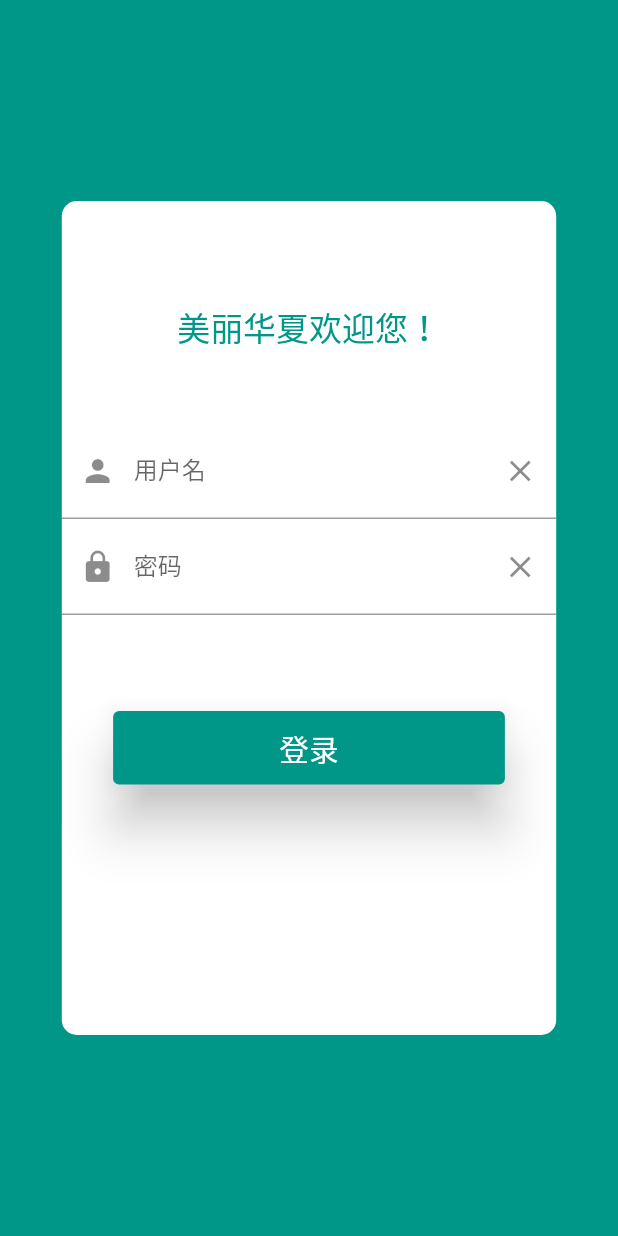
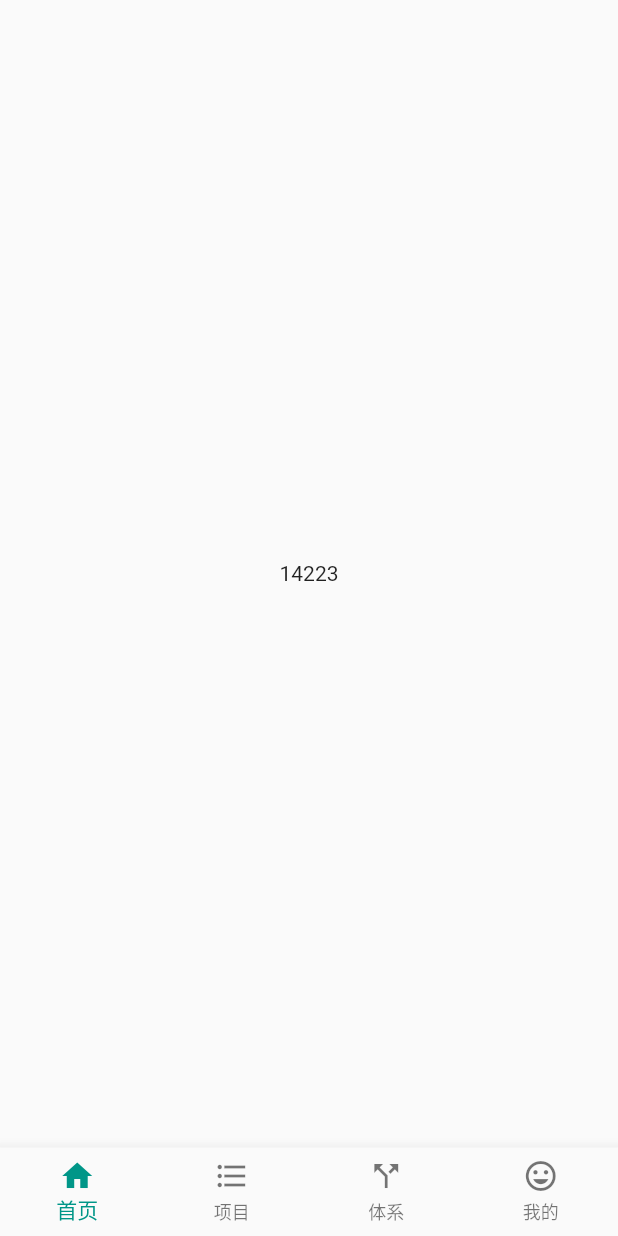
Before and after one commit to huajian123/bceet, a Flutter app: the screen it shows after launch, on a phone screen of 412 x 824 dp. Run offline on Flutter 3.47's test engine with Material 2 defaults, Android fonts, the phone set to English and light mode, and no system bars; our stand-ins replace fluro, flutter_screenutil; statements that could not run were skipped.

Commit message:
代码提交

```diff
--- a/lib/main.dart
+++ b/lib/main.dart
@@ -1,6 +1,7 @@
-import 'package:bceet/pages/login_page/login.dart';
 import 'package:flutter/material.dart';
 import 'package:fluro/fluro.dart';
+import 'pages/index_page.dart';
+import 'provide/index.dart';
 import 'routers/routes.dart';
 import 'routers/application.dart';
 
@@ -17,16 +18,18 @@ class MyApp extends StatelessWidget {
     Routes.configureRoutes(router);
     Application.router = router;
 
-    return Container(
+    return Store.init(
+        context: context,
+        child: Container(
           child: MaterialApp(
             title: "美丽华夏",
-        home: Login(),
+            home: IndexPage(),
             onGenerateRoute: Application.router.generator,
             theme: ThemeData(
               primarySwatch: Colors.teal,
             ),
           ),
-    );
+        ));
   }
 }
 
--- /dev/null
+++ b/lib/pages/index_page.dart
@@ -0,0 +1,57 @@
+import 'package:flutter/material.dart';
+import 'package:provider/provider.dart';
+import 'package:bceet/provide/current_page_index.dart';
+import 'home_page/home.dart';
+import 'organizational_page/organizational_page.dart';
+import 'project_page/project_page.dart';
+import 'user_page/user_page.dart';
+
+List<Widget> pages = <Widget>[
+  HomePage(),
+  ProjectPage(),
+  OrganizationalPage(),
+  UserPage()
+];
+
+class IndexPage extends StatelessWidget {
+  int _currentIndex = 0;
+
+  @override
+  Widget build(BuildContext context) {
+   // var provider = Provider.of<CurrentPageIndex>(context);
+
+    return Scaffold(
+        body: Center(
+          child: Text('14223'),
+        ),
+        bottomNavigationBar: BottomNavigationBar(
+          onTap: (index) {
+
+          },
+          currentIndex: 0,
+          type: BottomNavigationBarType.fixed,
+          items: <BottomNavigationBarItem>[
+            BottomNavigationBarItem(
+                icon: Icon(
+                  Icons.home,
+                ),
+                title: Text("首页")),
+            BottomNavigationBarItem(
+                icon: Icon(
+                  Icons.format_list_bulleted,
+                ),
+                title: Text("项目")),
+            BottomNavigationBarItem(
+                icon: Icon(
+                  Icons.call_split,
+                ),
+                title: Text("体系")),
+            BottomNavigationBarItem(
+                icon: Icon(
+                  Icons.insert_emoticon,
+                ),
+                title: Text("我的")),
+          ],
+        ));
+  }
+}
--- /dev/null
+++ b/lib/provide/index.dart
@@ -0,0 +1,28 @@
+import 'package:flutter/material.dart' show BuildContext;
+import 'package:provider/provider.dart'
+    show ChangeNotifierProvider, MultiProvider, Consumer, Provider;
+
+import 'currentIndex.dart';
+
+class Store {
+  static BuildContext context;
+  static BuildContext widgetCtx;
+
+  static init({context, child}) {
+    return MultiProvider(
+      providers: [
+        ChangeNotifierProvider(builder: (_) => CurrentIndexProvide()),
+      ],
+      child: child,
+    );
+  }
+
+  //  通过Provider.value<T>(context)获取状态数据
+  static T value<T>(context){
+    return Provider.of(context);
+  }
+
+  static Consumer connect<T>({builder, child}) {
+    return Consumer<T>(builder: builder, child: child);
+  }
+}
--- a/pubspec.yaml
+++ b/pubspec.yaml
@@ -25,6 +25,8 @@ dependencies:
   cupertino_icons: ^0.1.2
   flutter_screenutil: ^0.6.1
   fluro: ^1.5.1
+  provider: ^3.2.0
+  flutter_swiper: ^1.1.6
 
 dev_dependencies:
   flutter_test:
```
Also changed, not shown: lib/pages/home_page/home.dart (+4 -40 lines), lib/pages/organizational_page/organizational_page.dart (added, +12 -0 lines), lib/pages/project_page/project_page.dart (added, +10 -0 lines), lib/pages/user_page/user_page.dart (added, +12 -0 lines), lib/provide/current_page_index.dart (added, +12 -0 lines), lib/provide/currentIndex.dart (line endings or trailing spaces), pubspec.lock, 1 other file. Lines whose indentation alone changed are shown as unchanged.
